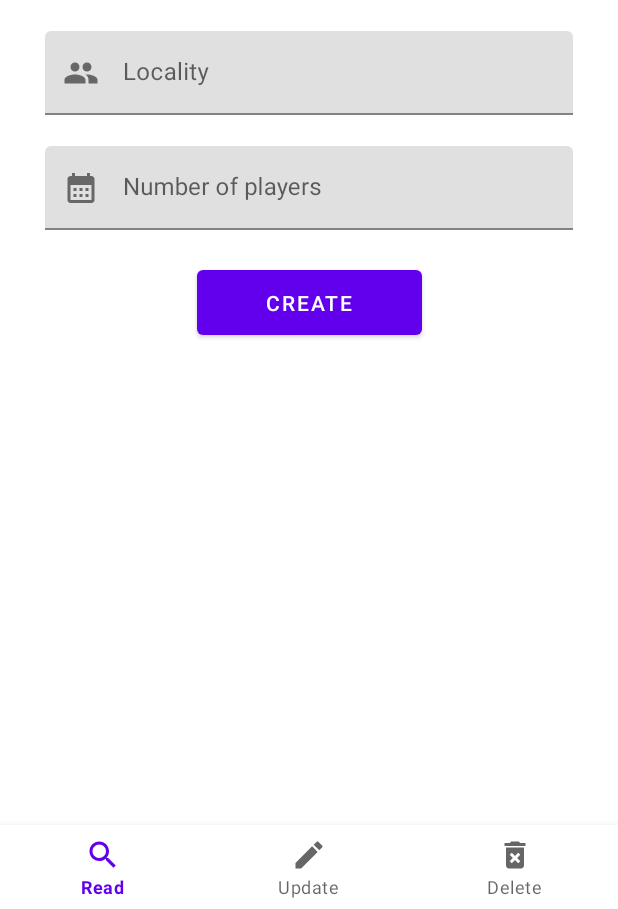
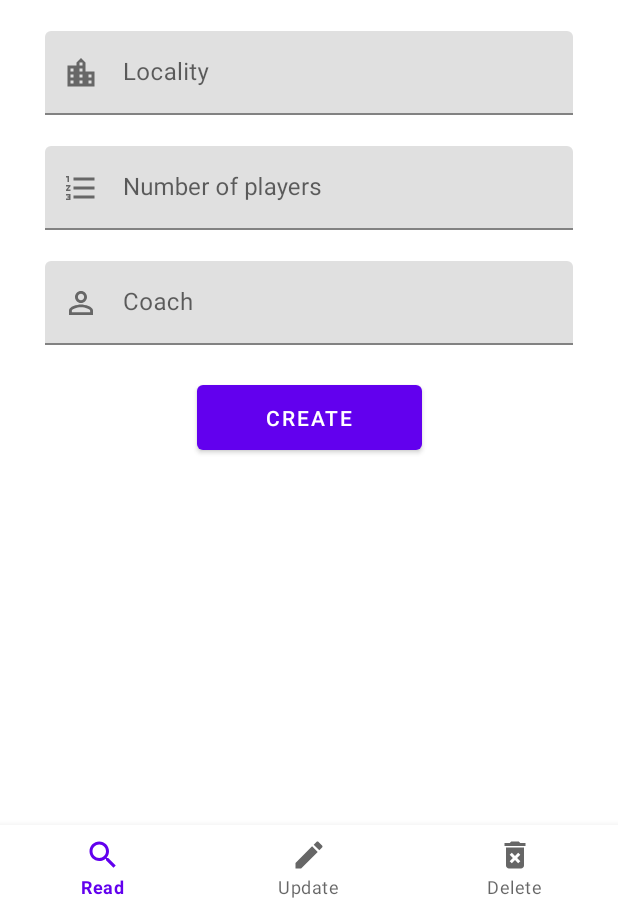
Before and after one commit to RodrigoSL06/TrabFinal2022ProgAvanc, an Android app: the MainActivity3 screen opened directly, with no data from a screen before it, on a phone screen of 412 x 824 dp, the part 327-1236 px from its top. Run offline under Robolectric (Android 15) with nearby library versions, the phone set to English and light mode, and no system bars; our stand-ins replace navigation-ui; Roboto replaces fonts that are not available here; 2 statements that could not run were skipped.

Commit message:
Foram feitas pequenas alteraçoes e adicionadas as chaves estrangeiras.

```diff
--- a/app/src/main/java/pt/ipg/trabfinal2022progavanc/Equipa.kt
+++ b/app/src/main/java/pt/ipg/trabfinal2022progavanc/Equipa.kt
@@ -7,6 +7,8 @@ data class Equipa(
     var nome: String,
     var localidade: String,
     var njogador: String,
+    var treinador: String,
+    var id: Long = -1,
 ) {
     fun toContentValues() : ContentValues{
         val valores = ContentValues()
@@ -14,6 +16,7 @@ data class Equipa(
         valores.put(TabelaBDEquipa.CAMPO_NOME, nome)
         valores.put(TabelaBDEquipa.CAMPO_LOCALIDADE, localidade)
         valores.put(TabelaBDEquipa.CAMPO_NUM_JOGADORES, njogador)
+        valores.put(TabelaBDEquipa.CAMPO_TREINADOR, treinador)
 
         return valores
     }
--- a/app/src/main/java/pt/ipg/trabfinal2022progavanc/Jogador.kt
+++ b/app/src/main/java/pt/ipg/trabfinal2022progavanc/Jogador.kt
@@ -9,7 +9,9 @@ data class Jogador(
     var ncamisola: String,
     var equipa: String,
     var data_nascimento: Date,
-    var telemovel: String, ) {
+    var telemovel: String,
+    var id: Long = -1,
+) {
 
     fun toContentValues() : ContentValues{
         val valores = ContentValues()
--- a/app/src/main/java/pt/ipg/trabfinal2022progavanc/TabelaBDEquipa.kt
+++ b/app/src/main/java/pt/ipg/trabfinal2022progavanc/TabelaBDEquipa.kt
@@ -7,7 +7,7 @@ class TabelaBDEquipa(db: SQLiteDatabase) : TabelasBD(db, NOME_TABELA) {
     override fun cria() {
         db.execSQL(
             "CREATE TABLE $nome (${BaseColumns._ID} INTEGER PRIMARY KEY AUTOINCREMENT," +
-                    "$CAMPO_NOME TEXT NOT NULL, $CAMPO_LOCALIDADE TEXT NOT NULL, $CAMPO_NUM_JOGADORES INTEGER NOT NULL )")
+                    "$CAMPO_NOME TEXT NOT NULL, $CAMPO_LOCALIDADE TEXT NOT NULL, $CAMPO_NUM_JOGADORES INTEGER NOT NULL, $CAMPO_TREINADOR TEXT NOT NULL )")
     }
 
     companion object {
@@ -15,5 +15,6 @@ class TabelaBDEquipa(db: SQLiteDatabase) : TabelasBD(db, NOME_TABELA) {
         const val CAMPO_NOME = "nome"
         const val CAMPO_LOCALIDADE = "localidade"
         const val CAMPO_NUM_JOGADORES = "num jogadores"
+        const val CAMPO_TREINADOR = " treinador"
     }
 }
--- a/app/src/main/java/pt/ipg/trabfinal2022progavanc/Treinador.kt
+++ b/app/src/main/java/pt/ipg/trabfinal2022progavanc/Treinador.kt
@@ -8,6 +8,7 @@ data class Treinador(
     var equipa: String,
     var data_nascimento: Date,
     var telemovel: String,
+    var id: Long = -1,
 ) {
     fun toContentValues() : ContentValues{
         val valores = ContentValues()
--- /dev/null
+++ b/app/src/main/res/drawable/ic_baseline_coach.xml
@@ -0,0 +1,5 @@
+<vector android:height="24dp" android:tint="#000000"
+    android:viewportHeight="24" android:viewportWidth="24"
+    android:width="24dp" xmlns:android="http://schemas.android.com/apk/res/android">
+    <path android:fillColor="@android:color/white" android:pathData="M12,5.9c1.16,0 2.1,0.94 2.1,2.1s-0.94,2.1 -2.1,2.1S9.9,9.16 9.9,8s0.94,-2.1 2.1,-2.1m0,9c2.97,0 6.1,1.46 6.1,2.1v1.1L5.9,18.1L5.9,17c0,-0.64 3.13,-2.1 6.1,-2.1M12,4C9.79,4 8,5.79 8,8s1.79,4 4,4 4,-1.79 4,-4 -1.79,-4 -4,-4zM12,13c-2.67,0 -8,1.34 -8,4v3h16v-3c0,-2.66 -5.33,-4 -8,-4z"/>
+</vector>
--- /dev/null
+++ b/app/src/main/res/drawable/ic_baseline_list.xml
@@ -0,0 +1,5 @@
+<vector android:height="24dp" android:tint="#000000"
+    android:viewportHeight="24" android:viewportWidth="24"
+    android:width="24dp" xmlns:android="http://schemas.android.com/apk/res/android">
+    <path android:fillColor="@android:color/white" android:pathData="M2,17h2v0.5L3,17.5v1h1v0.5L2,19v1h3v-4L2,16v1zM3,8h1L4,4L2,4v1h1v3zM2,11h1.8L2,13.1v0.9h3v-1L3.2,13L5,10.9L5,10L2,10v1zM7,5v2h14L21,5L7,5zM7,19h14v-2L7,17v2zM7,13h14v-2L7,11v2z"/>
+</vector>
--- /dev/null
+++ b/app/src/main/res/drawable/ic_baseline_location.xml
@@ -0,0 +1,5 @@
+<vector android:height="24dp" android:tint="#000000"
+    android:viewportHeight="24" android:viewportWidth="24"
+    android:width="24dp" xmlns:android="http://schemas.android.com/apk/res/android">
+    <path android:fillColor="@android:color/white" android:pathData="M15,11L15,5l-3,-3 -3,3v2L3,7v14h18L21,11h-6zM7,19L5,19v-2h2v2zM7,15L5,15v-2h2v2zM7,11L5,11L5,9h2v2zM13,19h-2v-2h2v2zM13,15h-2v-2h2v2zM13,11h-2L11,9h2v2zM13,7h-2L11,5h2v2zM19,19h-2v-2h2v2zM19,15h-2v-2h2v2z"/>
+</vector>
--- a/app/src/main/res/layout/activity_main2.xml
+++ b/app/src/main/res/layout/activity_main2.xml
@@ -27,7 +27,7 @@
         app:layout_constraintStart_toStartOf="parent"
         app:layout_constraintTop_toTopOf="parent"
         app:strokeColor="#AAAAAA"
-        app:strokeWidth="1dp" />
+        app:strokeWidth="1dp"/>
 
     <Button
         android:id="@+id/button_Treinador"
@@ -45,7 +45,7 @@
         app:layout_constraintEnd_toEndOf="parent"
         app:layout_constraintTop_toTopOf="parent"
         app:strokeColor="#AAAAAA"
-        app:strokeWidth="1dp" />
+        app:strokeWidth="1dp"/>
 
     <Button
         android:id="@+id/button_Jogador"
@@ -62,7 +62,7 @@
         app:layout_constraintStart_toStartOf="parent"
         app:layout_constraintTop_toBottomOf="@+id/button_Treinador"
         app:strokeColor="#AAAAAA"
-        app:strokeWidth="1dp" />
+        app:strokeWidth="1dp"/>
 
 
 </androidx.constraintlayout.widget.ConstraintLayout>
--- a/app/src/main/res/layout/activity_main3.xml
+++ b/app/src/main/res/layout/activity_main3.xml
@@ -47,7 +47,7 @@
     </com.google.android.material.textfield.TextInputLayout>
 
     <com.google.android.material.textfield.TextInputLayout
-        android:id="@+id/equipa_text_input"
+        android:id="@+id/locality_text_input"
         android:layout_width="match_parent"
         android:layout_height="wrap_content"
         android:layout_marginStart="30dp"
@@ -59,7 +59,7 @@
         app:layout_constraintEnd_toEndOf="@+id/name_text_input"
         app:layout_constraintStart_toStartOf="@+id/name_text_input"
         app:layout_constraintTop_toBottomOf="@+id/name_text_input"
-        app:startIconDrawable="@drawable/ic_team">
+        app:startIconDrawable="@drawable/ic_baseline_location">
 
         <com.google.android.material.textfield.TextInputEditText
             android:id="@+id/equipa_edit_text"
@@ -68,7 +68,7 @@
     </com.google.android.material.textfield.TextInputLayout>
 
     <com.google.android.material.textfield.TextInputLayout
-        android:id="@+id/birthdate_text_input"
+        android:id="@+id/numbPlayers_text_input"
         android:layout_width="match_parent"
         android:layout_height="wrap_content"
         android:layout_marginStart="30dp"
@@ -78,10 +78,10 @@
         android:hint="@string/Numberofplayers"
         app:endIconMode="clear_text"
         app:errorEnabled="true"
-        app:layout_constraintEnd_toEndOf="@+id/equipa_text_input"
-        app:layout_constraintStart_toStartOf="@+id/equipa_text_input"
-        app:layout_constraintTop_toBottomOf="@+id/equipa_text_input"
-        app:startIconDrawable="@drawable/ic_calendar">
+        app:layout_constraintEnd_toEndOf="@+id/locality_text_input"
+        app:layout_constraintStart_toStartOf="@+id/locality_text_input"
+        app:layout_constraintTop_toBottomOf="@+id/locality_text_input"
+        app:startIconDrawable="@drawable/ic_baseline_list">
 
         <com.google.android.material.textfield.TextInputEditText
             android:id="@+id/birthdate_edit_text"
@@ -89,6 +89,30 @@
             android:layout_height="wrap_content"
             android:inputType="textEmailAddress" />
     </com.google.android.material.textfield.TextInputLayout>
+
+    <com.google.android.material.textfield.TextInputLayout
+        android:id="@+id/coach_text_input"
+        android:layout_width="match_parent"
+        android:layout_height="wrap_content"
+        android:layout_marginStart="30dp"
+        android:layout_marginLeft="30dp"
+        android:layout_marginEnd="30dp"
+        android:layout_marginRight="30dp"
+        android:hint="@string/Coach"
+        app:endIconMode="clear_text"
+        app:errorEnabled="true"
+        app:layout_constraintEnd_toEndOf="@+id/numbPlayers_text_input"
+        app:layout_constraintStart_toStartOf="@+id/numbPlayers_text_input"
+        app:layout_constraintTop_toBottomOf="@+id/numbPlayers_text_input"
+        app:startIconDrawable="@drawable/ic_baseline_coach">
+
+        <com.google.android.material.textfield.TextInputEditText
+            android:id="@+id/coach_edit_text"
+            android:layout_width="match_parent"
+            android:layout_height="wrap_content"
+            android:inputType="textEmailAddress" />
+    </com.google.android.material.textfield.TextInputLayout>
+
 
 
     <com.google.android.material.button.MaterialButton
@@ -98,7 +122,7 @@
         android:text="@string/Create"
         app:layout_constraintEnd_toEndOf="parent"
         app:layout_constraintStart_toStartOf="parent"
-        app:layout_constraintTop_toBottomOf="@+id/birthdate_text_input" />
+        app:layout_constraintTop_toBottomOf="@+id/coach_text_input" />
 
     <com.google.android.material.bottomnavigation.BottomNavigationView
         android:id="@+id/nav_view"
--- a/app/src/main/res/layout/fragment_dashboard.xml
+++ b/app/src/main/res/layout/fragment_dashboard.xml
@@ -5,7 +5,7 @@
     xmlns:tools="http://schemas.android.com/tools"
     android:layout_width="match_parent"
     android:layout_height="match_parent"
-    tools:context=".ui.dashboard.DashboardFragment" >
+    tools:context=".ui.dashboard.DashboardFragment">
 
 
 </androidx.constraintlayout.widget.ConstraintLayout>
```
Also changed, not shown: app/src/main/res/layout/activity_main4.xml (+8 -8 lines), app/src/main/res/layout/activity_main5.xml (+9 -9 lines), 1 other file.
